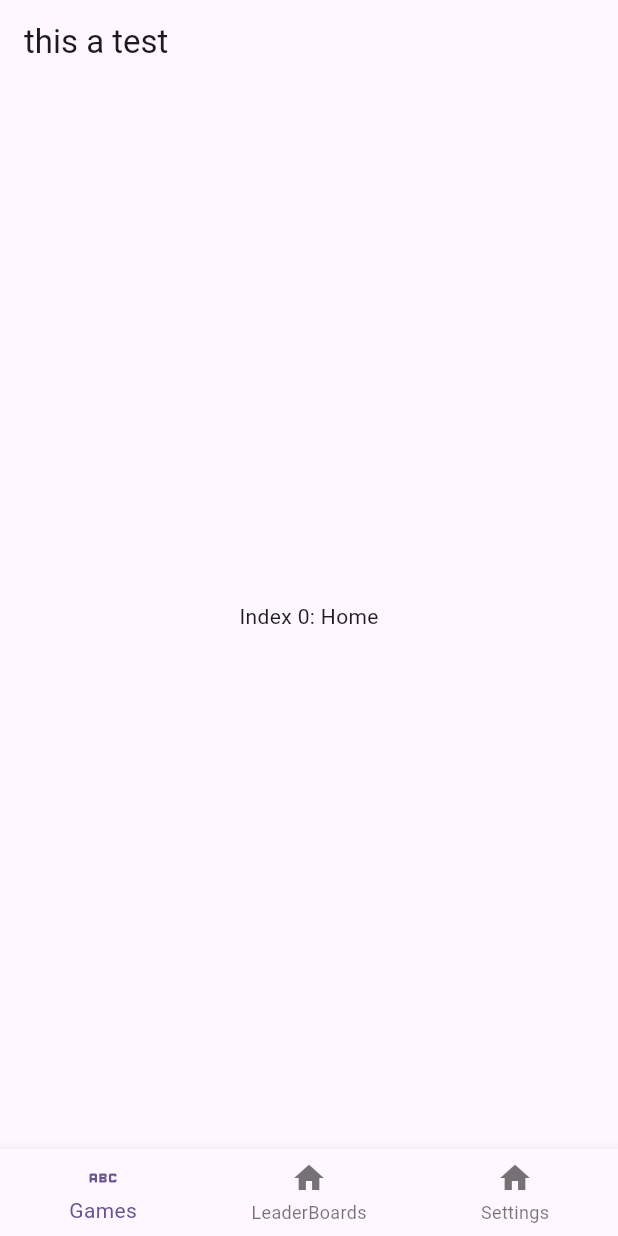
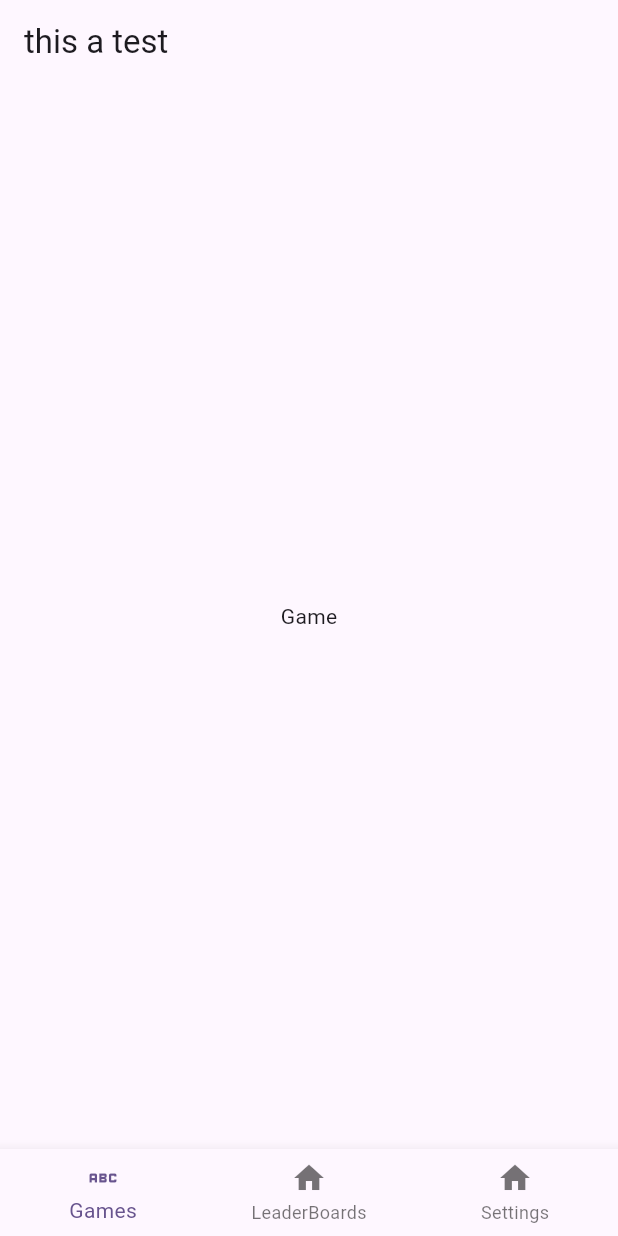
Before and after one commit to JoncarlosT/flutterplayground, a Flutter app: the screen it shows after launch, on a phone screen of 412 x 824 dp. Run offline on Flutter 3.47's test engine with Material 2 defaults, Android fonts, the phone set to English and light mode, and no system bars.

Commit message:
adding game and leaderboard features

```diff
--- a/lib/features/Dashboard/presentation/dash_board.dart
+++ b/lib/features/Dashboard/presentation/dash_board.dart
@@ -1,4 +1,6 @@
 import 'package:flutter/material.dart';
+import 'package:flutterplayground/features/Game/presentation/game.dart';
+import 'package:flutterplayground/features/Leaderboard/presentation/leader_board.dart';
 
 class Dashboard extends StatefulWidget {
   const Dashboard({super.key});
@@ -10,15 +12,9 @@ class _DashboardState extends State<Dashboard> {
   int _currentTab = 0;
 
   static const List<Widget> _tabWidgets = <Widget>[
-    Text(
-      'Index 0: Home',
-    ),
-    Text(
-      'Index 1: Business',
-    ),
-    Text(
-      'Index 2: School',
-    ),
+    Game(),
+    LeaderBoard(),
+    Text("seeting")
   ];
 
   void handleTabSelection(int tab) => setState(() {
--- /dev/null
+++ b/lib/features/Game/presentation/game.dart
@@ -0,0 +1,17 @@
+import 'package:flutter/material.dart';
+
+class Game extends StatefulWidget {
+  const Game({super.key});
+
+  @override
+  State<Game> createState() => _GameState();
+}
+
+class _GameState extends State<Game> {
+  @override
+  Widget build(BuildContext context) {
+    return Container(
+      child: const Text("Game"),
+    );
+  }
+}
--- a/lib/features/Leaderboard/presentation/leader_board.dart
+++ b/lib/features/Leaderboard/presentation/leader_board.dart
@@ -10,6 +10,8 @@ class LeaderBoard extends StatefulWidget {
 class _LeaderBoardState extends State<LeaderBoard> {
   @override
   Widget build(BuildContext context) {
-    return Container();
+    return Container(
+      child: const Text("leaderboard"),
+    );
   }
 }
```
